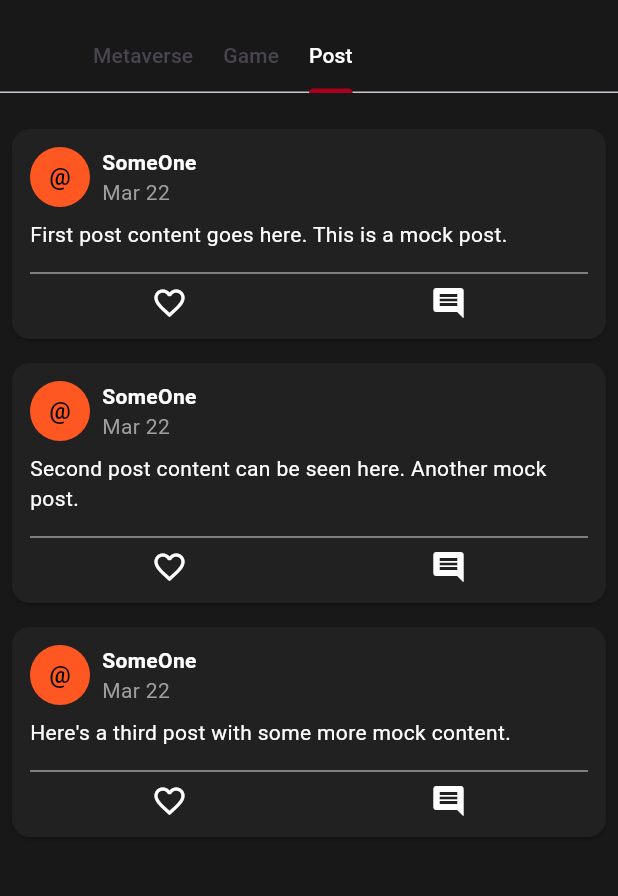
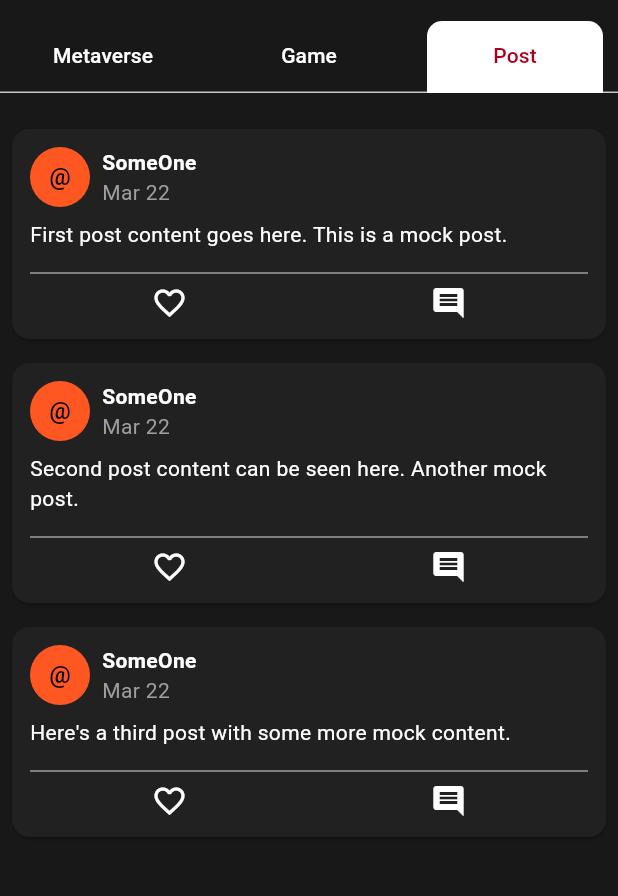
Before and after one commit to nowzenith/lnwCoin, a Flutter app: the CommunityPage screen opened directly, tab 3 chosen, on a phone screen of 412 x 824 dp, the part 63-959 px from its top. Run offline on Flutter 3.47's test engine with Material 3 defaults, Android fonts, the phone set to English and light mode, and no system bars; our stand-ins replace carousel_slider, curved_navigation_bar, dio, fl_chart, fluttertoast, iconsax and 7 more; missing offline and left inert: chart_sparkline, web3modal_flutter; Roboto replaces fonts that are missing (Orbitron); project files that could hold a hidden picture were left out.

Commit message:
update pic and commu topbar

```diff
--- a/lib/view/community/components/Topbar.dart
+++ b/lib/view/community/components/Topbar.dart
@@ -1,4 +1,5 @@
 import 'package:flutter/material.dart';
+import 'package:flutter/widgets.dart';
 
 class TopBarWidget extends StatefulWidget {
   final TabController tabController;
@@ -23,15 +24,37 @@ class _TopBarWidgetState extends State<TopBarWidget> {
             color: Colors.transparent,
             child: TabBar(
                 controller: widget.tabController,
-                isScrollable: true,
+                isScrollable: false,
                 labelPadding: const EdgeInsets.fromLTRB(10, 0, 10, 0),
+                labelColor: const Color.fromARGB(255, 170, 0, 28),
+                unselectedLabelColor: Colors.white,
+                indicatorSize: TabBarIndicatorSize.label,
+                indicator: const BoxDecoration(
+                    borderRadius: BorderRadius.only(
+                        topLeft: Radius.circular(10),
+                        topRight: Radius.circular(10)),
+                    color: Colors.white),
                 tabs: const [
-                  Tab(text: 'Metaverse'),
-                  Tab(text: 'Game'),
-                  Tab(text: 'Post'),
+                  Tab(
+                    child: Align(
+                      alignment: Alignment.center,
+                      child: Text("Metaverse"),
+                    ),
+                  ),
+                  Tab(
+                    child: Align(
+                      alignment: Alignment.center,
+                      child: Text("Game"),
+                    ),
+                  ),
+                  Tab(
+                    child: Align(
+                      alignment: Alignment.center,
+                      child: Text("Post"),
+                    ),
+                  ),
                 ],
-                labelColor: Colors.white,
-                indicatorColor: Color.fromARGB(255, 170, 0, 28)),
+                indicatorColor: const Color.fromARGB(255, 170, 0, 28)),
           ),
           // This Expanded widget lets the TabBarView take up the remaining space.
           Expanded(
```
Also changed, not shown: assets/rwacoin/84.png, 1 other file.
